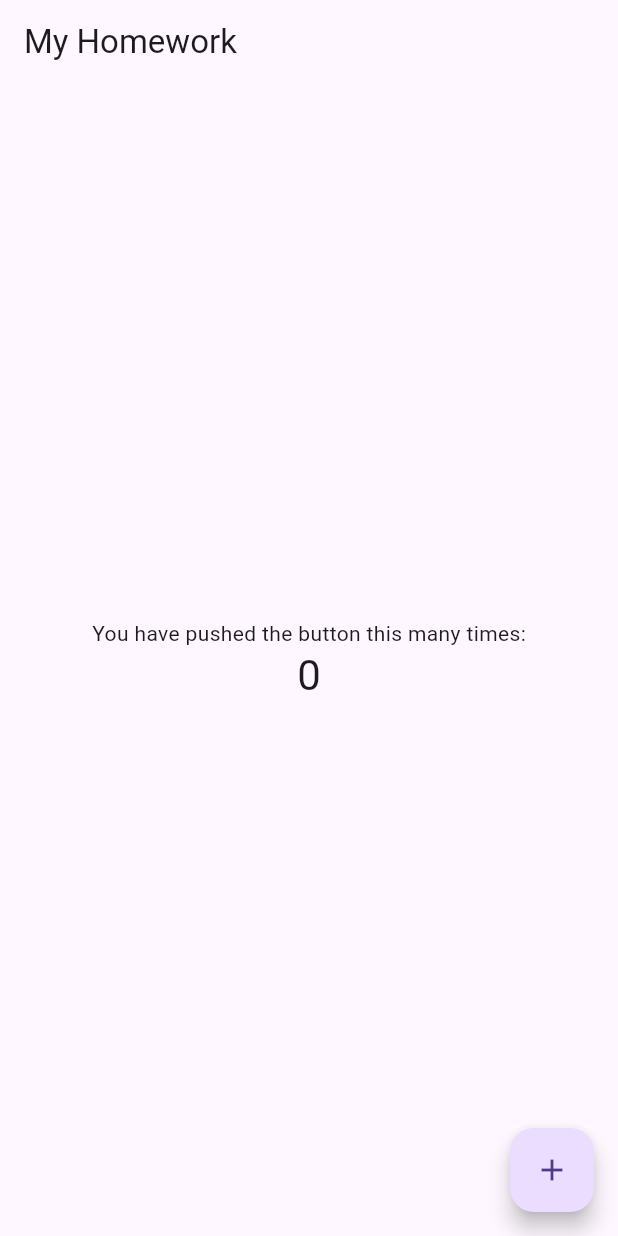
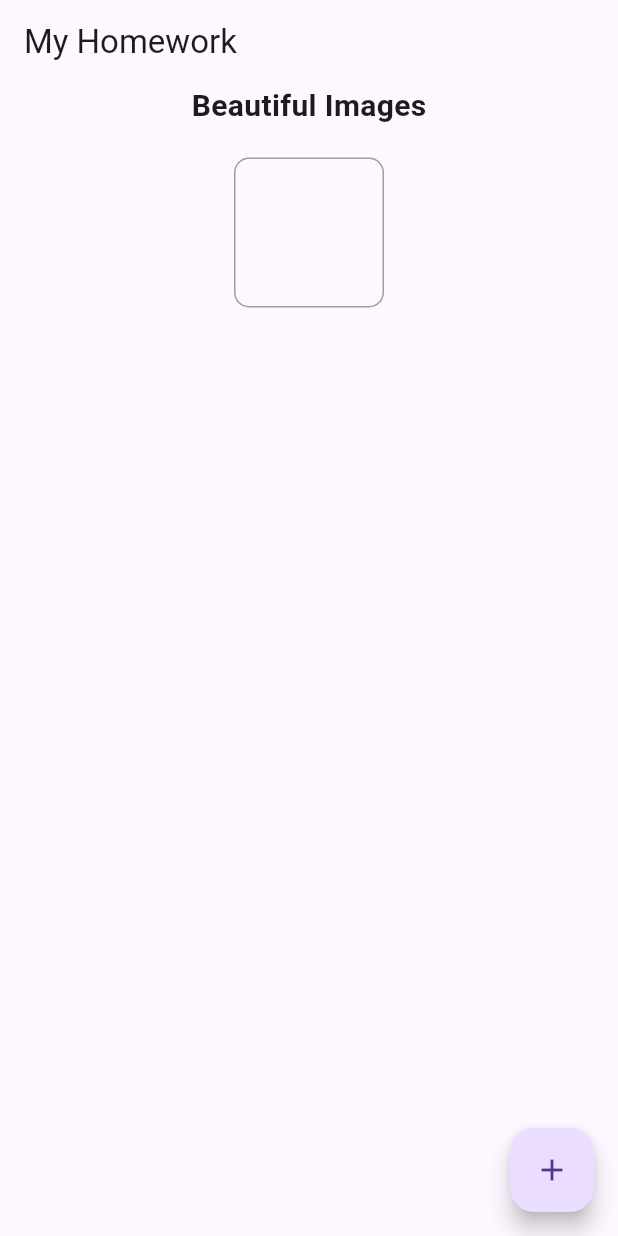
Before and after one commit to ponomarenko24/task5, a Flutter app: the screen it shows after launch, on a phone screen of 412 x 824 dp. Run offline on Flutter 3.47's test engine with Material 3 defaults, Android fonts, the phone set to English and light mode, and no system bars.

Commit message:
Added text 'Beautiful Images' with necessary formatting, Added empty container with adjusted borders

```diff
--- a/lib/main.dart
+++ b/lib/main.dart
@@ -1,3 +1,5 @@
+import 'dart:math';
+
 import 'package:flutter/material.dart';
 
 void main() {
@@ -40,19 +42,34 @@
         backgroundColor: Colors.transparent,
         title: Align(
           alignment: Alignment.centerLeft,
-          child:Text(widget.title),
-        )
+          child: Text(widget.title),
+        ),
       ),
       body: Center(
         child: Column(
-          mainAxisAlignment: MainAxisAlignment.center,
+          mainAxisAlignment: MainAxisAlignment.start,
+          spacing: 20,
           children: <Widget>[
-            const Text('You have pushed the button this many times:'),
             Text(
-              '$_counter',
-              style: Theme.of(context).textTheme.headlineMedium,
+              "Beautiful Images",
+              style: TextStyle(
+                fontSize: 20,
+                fontWeight: FontWeight.bold
+              ),
             ),
-          ],
+            Container(
+              width: 100,
+              height: 100,
+              padding: EdgeInsets.all(10),
+              decoration: BoxDecoration(
+                border: Border.all(
+                  color: Colors.grey
+                ),
+                borderRadius: BorderRadius.circular(10),
+
+              ),
+            ),
+           ],
         ),
       ),
       floatingActionButton: FloatingActionButton(
```
